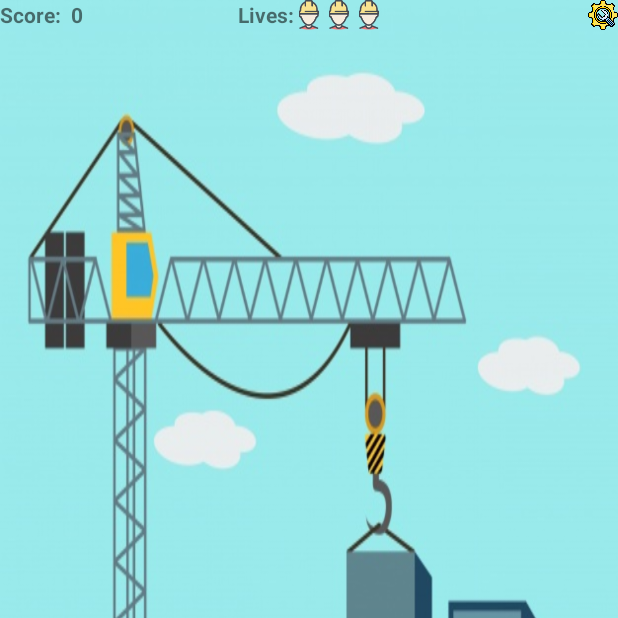
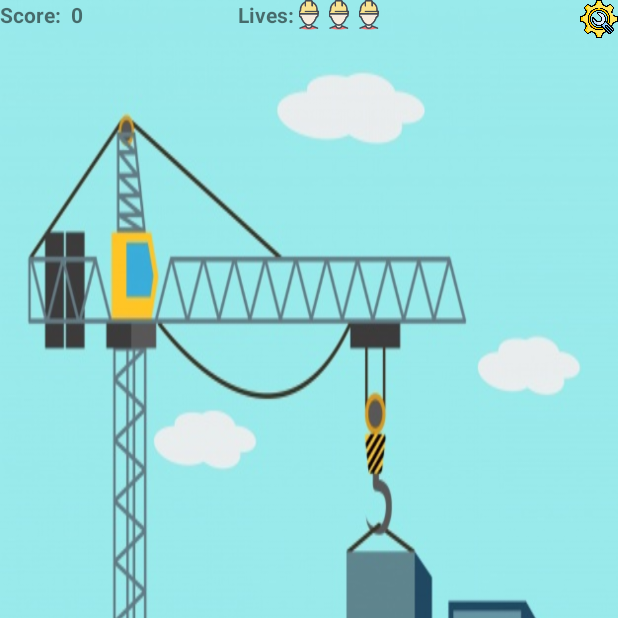
Before and after one commit to gironaptik/BlocksEscape, an Android app: the screen it shows after launch (MainActivity), after a tap on "LET'S PLAY!", on a phone screen of 412 x 824 dp, the top half of it. Run offline under Robolectric (Android 15) with nearby library versions, the phone set to English and light mode, and no system bars; libraries missing offline, so code that uses them is left out: com.facebook.stetho; 1 statement that could not run was skipped; 1 other tap on this screen came first.

Commit message:
few activity fixes

```diff
--- a/app/src/main/java/com/afeka/blocksEscape/MainActivity.java
+++ b/app/src/main/java/com/afeka/blocksEscape/MainActivity.java
@@ -6,6 +6,8 @@ import androidx.core.app.ActivityCompat;
 import androidx.core.content.ContextCompat;
 
 import android.Manifest;
+import android.animation.Animator;
+import android.animation.AnimatorListenerAdapter;
 import android.animation.ValueAnimator;
 import android.content.Context;
 import android.content.pm.PackageManager;
@@ -257,6 +259,7 @@ public class MainActivity extends AppCompatActivity {
             }
 
         });
+
         animation.setRepeatCount(ValueAnimator.INFINITE);
         animation.start();
         animations[i] = animation;
@@ -407,13 +410,16 @@ public class MainActivity extends AppCompatActivity {
         super.onResume();
         gyroscope.register();
         loginSong.start();
+        resumeAnimations();
     }
 
     @Override
     protected void onPause() {
+
         super.onPause();
         gyroscope.unregister();
         loginSong.pause();
+        stopAnimations();
     }
 
     @Override
--- a/app/src/main/res/layout/activity_main.xml
+++ b/app/src/main/res/layout/activity_main.xml
@@ -64,8 +64,8 @@
 
         <Button
             android:id="@+id/settings"
-            android:layout_width="20dp"
-            android:layout_height="20dp"
+            android:layout_width="25dp"
+            android:layout_height="25dp"
             android:layout_alignParentRight="true"
             android:background="@mipmap/settings" />
 
```
Also changed, not shown: app/src/main/AndroidManifest.xml (+3 -4 lines).
